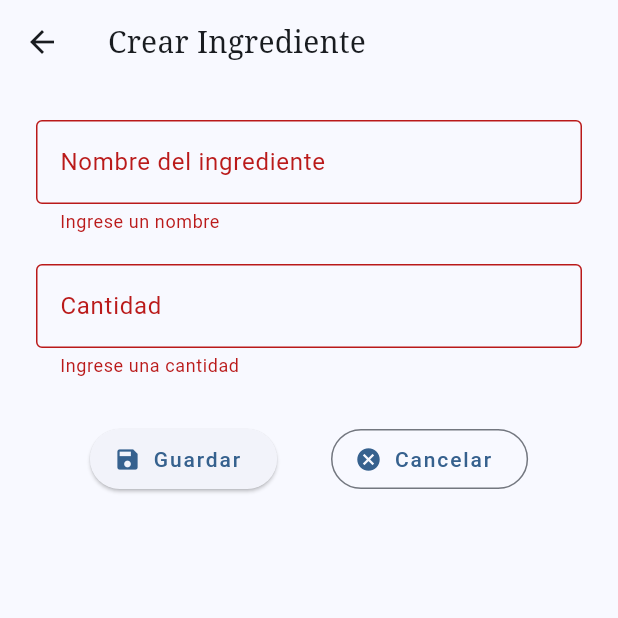
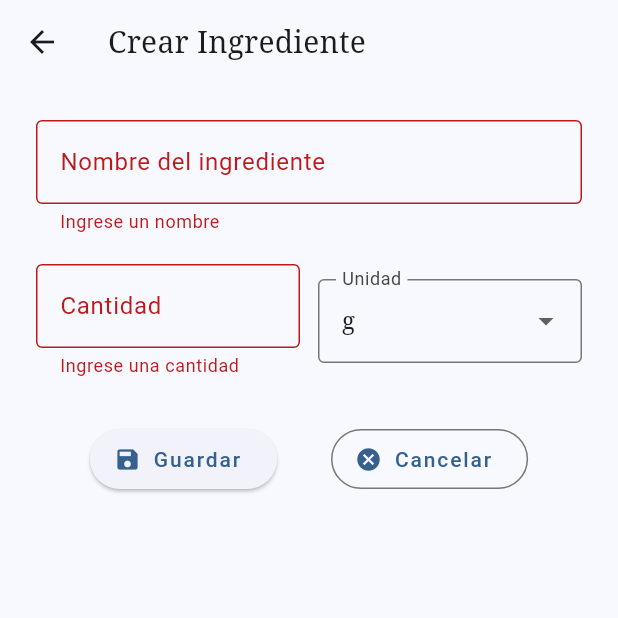
Before and after one commit to rikich3/kefa, a Flutter app: the CrearIngredientePage screen opened directly, after a tap on "Guardar", on a phone screen of 412 x 824 dp, the top half of it. Run offline on Flutter 3.47's test engine with Material 3 defaults, Android fonts, the phone set to English and light mode, and no system bars; our stand-ins replace firebase_core; accounts and stored records are empty.

Commit message:
agrega campos de cantidad y unidad al formulario de crear ingrediente

```diff
--- a/lib/forms/crear_ingrediente_page.dart
+++ b/lib/forms/crear_ingrediente_page.dart
@@ -1,4 +1,5 @@
 import 'package:flutter/material.dart';
+import 'package:flutter/services.dart';
 
 class CrearIngredientePage extends StatefulWidget {
   const CrearIngredientePage({super.key});
@@ -11,6 +12,11 @@ class _CrearIngredientePageState extends State<CrearIngredientePage> {
   final _formKey = GlobalKey<FormState>();
   String _nombre = '';
   String _cantidad = '';
+  String _unidad = 'g';
+
+  final List<String> _unidades = [
+    'g', 'kg', 'ml', 'l', 'unidades', 'cucharadas', 'tazas'
+  ];
 
   @override
   Widget build(BuildContext context) {
@@ -39,13 +45,37 @@ class _CrearIngredientePageState extends State<CrearIngredientePage> {
                 validator: (value) => (value == null || value.isEmpty) ? 'Ingrese un nombre' : null,
               ),
               const SizedBox(height: 20),
-              TextFormField(
+              Row(
+                children: [
+                  Expanded(
+                    flex: 2,
+                    child: TextFormField(
                       decoration: const InputDecoration(
                         labelText: 'Cantidad',
                         border: OutlineInputBorder(),
                       ),
+                      keyboardType: TextInputType.number,
+                      inputFormatters: [FilteringTextInputFormatter.allow(RegExp(r'^[0-9]+([.,][0-9]*)?'))],
                       onSaved: (value) => _cantidad = value ?? '',
                       validator: (value) => (value == null || value.isEmpty) ? 'Ingrese una cantidad' : null,
+                    ),
+                  ),
+                  const SizedBox(width: 12),
+                  Expanded(
+                    flex: 2,
+                    child: DropdownButtonFormField<String>(
+                      value: _unidad,
+                      items: _unidades.map((u) => DropdownMenuItem(value: u, child: Text(u))).toList(),
+                      onChanged: (value) {
+                        if (value != null) setState(() => _unidad = value);
+                      },
+                      decoration: const InputDecoration(
+                        labelText: 'Unidad',
+                        border: OutlineInputBorder(),
+                      ),
+                    ),
+                  ),
+                ],
               ),
               const SizedBox(height: 30),
               Row(
@@ -57,8 +87,7 @@ class _CrearIngredientePageState extends State<CrearIngredientePage> {
                     onPressed: () {
                       if (_formKey.currentState?.validate() ?? false) {
                         _formKey.currentState?.save();
-                        // Aquí puedes guardar el ingrediente
-                        print('Ingrediente: $_nombre, Cantidad: $_cantidad');
+                        print('Ingrediente: $_nombre, Cantidad: $_cantidad $_unidad');
                         Navigator.pop(context);
                       }
                     },
```
Lines whose indentation alone changed are shown as unchanged.
